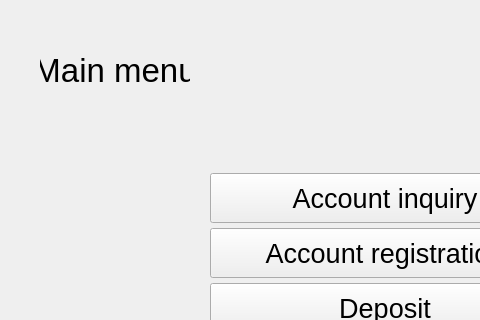
Qt form mainmenuscene.ui (U-Keun/Qt_Account_Project) before a commit; both pictures show x 0 to 480 and y 0 to 320 of the 800 by 600 pixel window.
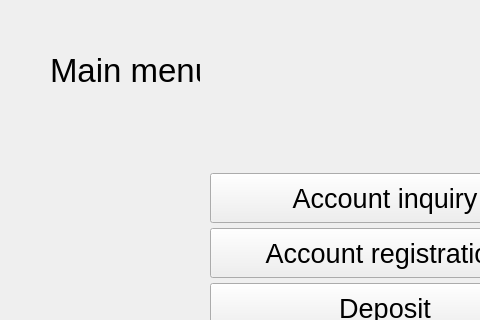
The same form after that commit.

Commit message: feat : 메인 메뉴 <-> 계좌 조회 화면 전환 기능 추가

Diff of the .ui file:
```diff
--- a/mainmenuscene.ui
+++ b/mainmenuscene.ui
@@ -17,7 +17,7 @@
    <widget class="QLabel" name="label">
     <property name="geometry">
      <rect>
-      <x>40</x>
+      <x>50</x>
       <y>40</y>
       <width>150</width>
       <height>60</height>
@@ -33,7 +33,7 @@
      <string>Main menu</string>
     </property>
     <property name="alignment">
-     <set>Qt::AlignmentFlag::AlignCenter</set>
+     <set>Qt::AlignmentFlag::AlignLeading|Qt::AlignmentFlag::AlignLeft|Qt::AlignmentFlag::AlignVCenter</set>
     </property>
    </widget>
    <widget class="QWidget" name="layoutWidget">
@@ -41,7 +41,7 @@
      <rect>
       <x>210</x>
       <y>170</y>
-      <width>351</width>
+      <width>352</width>
       <height>221</height>
      </rect>
     </property>
```
The commit also changes 4 other files.
